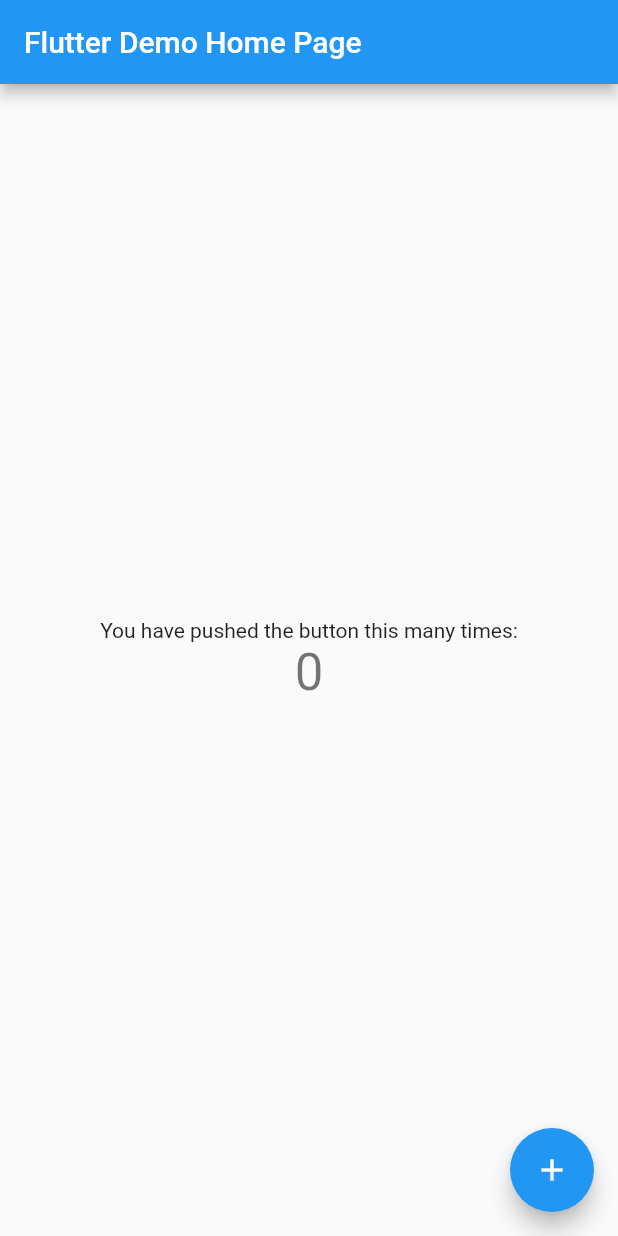
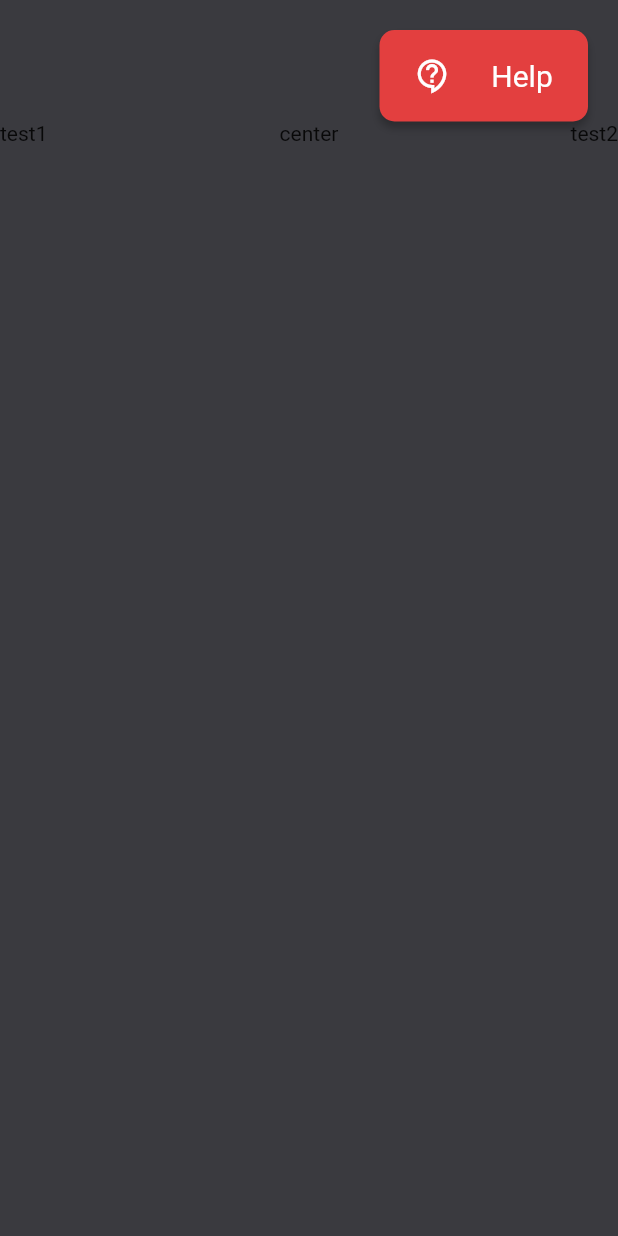
Before and after one commit to arndim01/syncappkiosk, a Flutter app: the screen it shows after launch, on a phone screen of 412 x 824 dp. Run offline on Flutter 3.47's test engine with Material 2 defaults, Android fonts, the phone set to English and light mode, and no system bars.

Commit message:
layout 1

```diff
--- /dev/null
+++ b/assets/my_config.json
@@ -0,0 +1,6 @@
+{
+    "acc": "sbs1",
+    "accpwd": "P@ssw0rd@123!",
+    "loc_mongodb": "",
+    "token": "lJNwcjoozP1p3S77fL3QMThtLEVi8IS6grndAsBGmAZxGufH7jQMq3nnCpDu78yPk1FTLCiKWjjm87wceS6mxrljsUbcLIzJlDS11bkxDTFIH6fEWi0zaSAQRCwvaBfE"
+}
--- /dev/null
+++ b/lib/helpers/dp_colors.dart
@@ -0,0 +1,9 @@
+import 'package:flutter/material.dart';
+
+class DpColors {
+  static const Color mainBG = Color.fromRGBO(58, 58, 63, 1);
+  static const Color mainBlack = Color.fromRGBO(32, 32, 32, 1);
+  static const Color mainRed = Color.fromRGBO(227, 63, 63, 1);
+  static const Color mainBlue = Color.fromRGBO(35, 128, 237, 1);
+  static const Color mainGreen = Color.fromRGBO(48, 197, 24, 1);
+}
--- a/lib/main.dart
+++ b/lib/main.dart
@@ -1,7 +1,14 @@
 import 'package:flutter/material.dart';
+import 'package:syncappkiosk/pages/cashinservicepage.dart';
+import 'package:syncappkiosk/pages/getstartedpage.dart';
+import 'package:syncappkiosk/pages/kioskmainpage.dart';
+import 'package:syncappkiosk/pages/splashpage.dart';
 
 void main() {
-  runApp(const MyApp());
+  runApp(const MaterialApp(
+    debugShowCheckedModeBanner: false,
+    home: CashInServicePage(),
+  ));
 }
 
 class MyApp extends StatelessWidget {
@@ -11,105 +18,23 @@
   @override
   Widget build(BuildContext context) {
     return MaterialApp(
-      title: 'Flutter Demo',
-      theme: ThemeData(
-        // This is the theme of your application.
-        //
-        // Try running your application with "flutter run". You'll see the
-        // application has a blue toolbar. Then, without quitting the app, try
-        // changing the primarySwatch below to Colors.green and then invoke
-        // "hot reload" (press "r" in the console where you ran "flutter run",
-        // or simply save your changes to "hot reload" in a Flutter IDE).
-        // Notice that the counter didn't reset back to zero; the application
-        // is not restarted.
-        primarySwatch: Colors.blue,
-      ),
-      home: const MyHomePage(title: 'Flutter Demo Home Page'),
-    );
+        debugShowCheckedModeBanner: false,
+        title: 'Deeploy Kiosk',
+        theme: ThemeData(fontFamily: 'Quicksand'),
+        initialRoute: '/',
+        onGenerateRoute: (settings) {
+          if (settings.name == "/started") {
+            return PageRouteBuilder(
+                settings: const RouteSettings(name: '/started'),
+                pageBuilder: (_, __, ___) => const GetStartedPage(),
+                transitionDuration: Duration.zero);
+          }
+
+          return null;
+        },
+        routes: {
+          '/': (context) => const SplashPage(duration: 2, goToPage: '/started'),
+          '/kioskmain': (context) => const KioskMainPage()
+        });
   }
 }
-
-class MyHomePage extends StatefulWidget {
-  const MyHomePage({super.key, required this.title});
-
-  // This widget is the home page of your application. It is stateful, meaning
-  // that it has a State object (defined below) that contains fields that affect
-  // how it looks.
-
-  // This class is the configuration for the state. It holds the values (in this
-  // case the title) provided by the parent (in this case the App widget) and
-  // used by the build method of the State. Fields in a Widget subclass are
-  // always marked "final".
-
-  final String title;
-
-  @override
-  State<MyHomePage> createState() => _MyHomePageState();
-}
-
-class _MyHomePageState extends State<MyHomePage> {
-  int _counter = 0;
-
-  void _incrementCounter() {
-    setState(() {
-      // This call to setState tells the Flutter framework that something has
-      // changed in this State, which causes it to rerun the build method below
-      // so that the display can reflect the updated values. If we changed
-      // _counter without calling setState(), then the build method would not be
-      // called again, and so nothing would appear to happen.
-      _counter++;
-    });
-  }
-
-  @override
-  Widget build(BuildContext context) {
-    // This method is rerun every time setState is called, for instance as done
-    // by the _incrementCounter method above.
-    //
-    // The Flutter framework has been optimized to make rerunning build methods
-    // fast, so that you can just rebuild anything that needs updating rather
-    // than having to individually change instances of widgets.
-    return Scaffold(
-      appBar: AppBar(
-        // Here we take the value from the MyHomePage object that was created by
-        // the App.build method, and use it to set our appbar title.
-        title: Text(widget.title),
-      ),
-      body: Center(
-        // Center is a layout widget. It takes a single child and positions it
-        // in the middle of the parent.
-        child: Column(
-          // Column is also a layout widget. It takes a list of children and
-          // arranges them vertically. By default, it sizes itself to fit its
-          // children horizontally, and tries to be as tall as its parent.
-          //
-          // Invoke "debug painting" (press "p" in the console, choose the
-          // "Toggle Debug Paint" action from the Flutter Inspector in Android
-          // Studio, or the "Toggle Debug Paint" command in Visual Studio Code)
-          // to see the wireframe for each widget.
-          //
-          // Column has various properties to control how it sizes itself and
-          // how it positions its children. Here we use mainAxisAlignment to
-          // center the children vertically; the main axis here is the vertical
-          // axis because Columns are vertical (the cross axis would be
-          // horizontal).
-          mainAxisAlignment: MainAxisAlignment.center,
-          children: <Widget>[
-            const Text(
-              'You have pushed the button this many times:',
-            ),
-            Text(
-              '$_counter',
-              style: Theme.of(context).textTheme.headlineMedium,
-            ),
-          ],
-        ),
-      ),
-      floatingActionButton: FloatingActionButton(
-        onPressed: _incrementCounter,
-        tooltip: 'Increment',
-        child: const Icon(Icons.add),
-      ), // This trailing comma makes auto-formatting nicer for build methods.
-    );
-  }
-}
--- /dev/null
+++ b/lib/pages/cashinservicepage.dart
@@ -0,0 +1,37 @@
+import 'package:flutter/material.dart';
+import 'package:syncappkiosk/helpers/dp_colors.dart';
+import 'package:syncappkiosk/widgets/appheader.dart';
+
+class CashInServicePage extends StatelessWidget {
+  const CashInServicePage({super.key});
+
+  @override
+  Widget build(BuildContext context) {
+    return Scaffold(
+      backgroundColor: DpColors.mainBG,
+      body: Column(
+        crossAxisAlignment: CrossAxisAlignment.start,
+        children: [
+          const AppHeader(),
+          Stack(
+            alignment: AlignmentDirectional.topEnd,
+            children: const [
+              Align(
+                alignment: Alignment.centerLeft,
+                child: Text('test1'),
+              ),
+              Align(
+                alignment: Alignment.center,
+                child: Text('center'),
+              ),
+              Align(
+                alignment: Alignment.centerRight,
+                child: Text('test2'),
+              )
+            ],
+          )
+        ],
+      ),
+    );
+  }
+}
--- /dev/null
+++ b/lib/widgets/appheader.dart
@@ -0,0 +1,50 @@
+import 'package:flutter/material.dart';
+import 'package:syncappkiosk/helpers/dp_colors.dart';
+import 'package:syncappkiosk/widgets/dplogo.dart';
+
+class AppHeader extends StatelessWidget {
+  const AppHeader({super.key});
+
+  @override
+  Widget build(BuildContext context) {
+    // TODO: implement build
+    return Container(
+      padding: const EdgeInsets.only(left: 20, right: 20, top: 20),
+      child: Row(
+        mainAxisAlignment: MainAxisAlignment.spaceBetween,
+        children: [
+          // const DpLogo(height: 50, width: 110),
+          const SizedBox(),
+          Container(
+              padding: const EdgeInsets.all(10),
+              width: 139,
+              height: 61,
+              decoration: BoxDecoration(
+                  color: DpColors.mainRed,
+                  borderRadius: BorderRadius.circular(10),
+                  boxShadow: [
+                    BoxShadow(
+                        color: Colors.black.withOpacity(0.25),
+                        blurRadius: 4,
+                        offset: const Offset(0, 4))
+                  ]),
+              child: Row(
+                mainAxisAlignment: MainAxisAlignment.spaceAround,
+                children: const [
+                  SizedBox(
+                    child: Icon(
+                      Icons.contact_support_outlined,
+                      color: Colors.white,
+                    ),
+                  ),
+                  SizedBox(
+                    child: Text('Help',
+                        style: TextStyle(color: Colors.white, fontSize: 20)),
+                  )
+                ],
+              ))
+        ],
+      ),
+    );
+  }
+}
--- a/pubspec.yaml
+++ b/pubspec.yaml
@@ -57,6 +57,9 @@
   # included with your application, so that you can use the icons in
   # the material Icons class.
   uses-material-design: true
+  assets:
+      - assets/
+      - assets/imgs/
 
   # To add assets to your application, add an assets section, like this:
   # assets:
```
Also changed, not shown: lib/models/gcash/gcash.model.dart (added, +7 -0 lines), lib/models/gcash/gcashamountrange.model.dart (added, +7 -0 lines), lib/pages/getstartedpage.dart (added, +49 -0 lines), lib/pages/kioskmainpage.dart (added, +24 -0 lines), lib/pages/splashpage.dart (added, +38 -0 lines), lib/widgets/carrousel.dart (added, +10 -0 lines), lib/widgets/dplogo.dart (added, +31 -0 lines), lib/widgets/servicelist.dart (added, +63 -0 lines), assets/imgs/deeploy-logo-v3.png (added), assets/imgs/deeploy-logo.png (added), assets/imgs/deeploy-mini-logo.png (added), assets/imgs/download.png (added), 92 other files.
